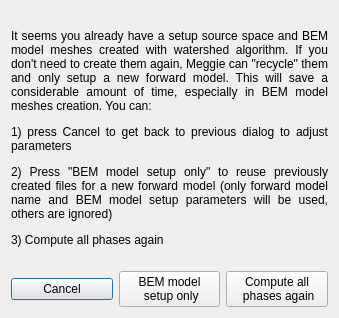
cibr-jyu/meggie, file meggie/ui/qt4Designer_ui_files/forwardModelSkipDialog.ui: the form before one commit.
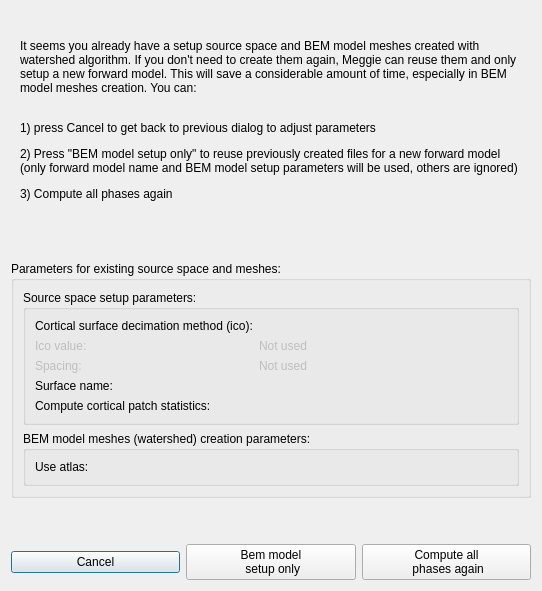
The form after the commit.

What changed in the file:
```diff
--- a/meggie/ui/qt4Designer_ui_files/forwardModelSkipDialog.ui
+++ b/meggie/ui/qt4Designer_ui_files/forwardModelSkipDialog.ui
@@ -6,55 +6,251 @@
    <rect>
     <x>0</x>
     <y>0</y>
-    <width>339</width>
-    <height>318</height>
+    <width>542</width>
+    <height>591</height>
    </rect>
   </property>
   <property name="windowTitle">
    <string>Reuse existing files?</string>
   </property>
-  <layout class="QGridLayout" name="gridLayout">
-   <item row="0" column="0">
-    <layout class="QVBoxLayout" name="verticalLayout">
+  <layout class="QFormLayout" name="formLayout">
+   <item row="1" column="0">
+    <spacer name="verticalSpacer_2">
+     <property name="orientation">
+      <enum>Qt::Vertical</enum>
+     </property>
+     <property name="sizeType">
+      <enum>QSizePolicy::MinimumExpanding</enum>
+     </property>
+     <property name="sizeHint" stdset="0">
+      <size>
+       <width>20</width>
+       <height>20</height>
+      </size>
+     </property>
+    </spacer>
+   </item>
+   <item row="3" column="0">
+    <spacer name="verticalSpacer">
+     <property name="orientation">
+      <enum>Qt::Vertical</enum>
+     </property>
+     <property name="sizeHint" stdset="0">
+      <size>
+       <width>20</width>
+       <height>40</height>
+      </size>
+     </property>
+    </spacer>
+   </item>
+   <item row="0" column="0" colspan="2">
+    <widget class="QFrame" name="frame">
+     <property name="minimumSize">
+      <size>
+       <width>200</width>
+       <height>200</height>
+      </size>
+     </property>
+     <property name="frameShape">
+      <enum>QFrame::NoFrame</enum>
+     </property>
+     <property name="frameShadow">
+      <enum>QFrame::Raised</enum>
+     </property>
+     <layout class="QGridLayout" name="gridLayout_4">
+      <item row="0" column="0">
+       <widget class="QLabel" name="labelQuestion">
+        <property name="minimumSize">
+         <size>
+          <width>200</width>
+          <height>200</height>
+         </size>
+        </property>
+        <property name="text">
+         <string>&lt;html&gt;&lt;head/&gt;&lt;body&gt;&lt;p&gt;It seems you already have a setup source space and BEM model meshes created with watershed algorithm. If you don't need to create them again, Meggie can reuse them and only setup a new forward model. This will save a considerable amount of time, especially in BEM model meshes creation. You can:&lt;br/&gt;&lt;/p&gt;&lt;p&gt;1) press Cancel to get back to previous dialog to adjust parameters&lt;/p&gt;&lt;p&gt;2) Press &amp;quot;BEM model setup only&amp;quot; to reuse previously created files for a new forward model (only forward model name and BEM model setup parameters will be used, others are ignored)&lt;/p&gt;&lt;p&gt;3) Compute all phases again&lt;/p&gt;&lt;/body&gt;&lt;/html&gt;</string>
+        </property>
+        <property name="wordWrap">
+         <bool>true</bool>
+        </property>
+       </widget>
+      </item>
+     </layout>
+    </widget>
+   </item>
+   <item row="2" column="0" colspan="2">
+    <widget class="QGroupBox" name="groupBox">
+     <property name="sizePolicy">
+      <sizepolicy hsizetype="Preferred" vsizetype="Fixed">
+       <horstretch>0</horstretch>
+       <verstretch>0</verstretch>
+      </sizepolicy>
+     </property>
+     <property name="title">
+      <string>Parameters for existing source space and meshes:</string>
+     </property>
+     <layout class="QGridLayout" name="gridLayout">
+      <item row="0" column="0">
+       <widget class="QGroupBox" name="groupBoxSourceSpaceSetup">
+        <property name="sizePolicy">
+         <sizepolicy hsizetype="Preferred" vsizetype="Fixed">
+          <horstretch>0</horstretch>
+          <verstretch>0</verstretch>
+         </sizepolicy>
+        </property>
+        <property name="minimumSize">
+         <size>
+          <width>0</width>
+          <height>0</height>
+         </size>
+        </property>
+        <property name="title">
+         <string>Source space setup parameters:</string>
+        </property>
+        <layout class="QGridLayout" name="gridLayout_3">
+         <item row="0" column="0">
+          <widget class="QLabel" name="labelIco">
+           <property name="text">
+            <string>Cortical surface decimation method (ico):</string>
+           </property>
+           <property name="buddy">
+            <cstring></cstring>
+           </property>
+          </widget>
+         </item>
+         <item row="1" column="0">
+          <widget class="QLabel" name="labelIcoValue">
+           <property name="enabled">
+            <bool>false</bool>
+           </property>
+           <property name="text">
+            <string>Ico value:</string>
+           </property>
+          </widget>
+         </item>
+         <item row="6" column="0">
+          <widget class="QLabel" name="labelCPS">
+           <property name="text">
+            <string>Compute cortical patch statistics:</string>
+           </property>
+          </widget>
+         </item>
+         <item row="2" column="0">
+          <widget class="QLabel" name="labelSpacing">
+           <property name="enabled">
+            <bool>false</bool>
+           </property>
+           <property name="text">
+            <string>Spacing:</string>
+           </property>
+          </widget>
+         </item>
+         <item row="4" column="0">
+          <widget class="QLabel" name="labelSurfaceName">
+           <property name="text">
+            <string>Surface name:</string>
+           </property>
+          </widget>
+         </item>
+         <item row="0" column="1" colspan="2">
+          <widget class="QLabel" name="labelDecimMethod">
+           <property name="text">
+            <string/>
+           </property>
+          </widget>
+         </item>
+         <item row="4" column="1" colspan="2">
+          <widget class="QLabel" name="labelSurfaceName_2">
+           <property name="text">
+            <string/>
+           </property>
+          </widget>
+         </item>
+         <item row="6" column="1" colspan="2">
+          <widget class="QLabel" name="labelComputePatchStats">
+           <property name="text">
+            <string/>
+           </property>
+          </widget>
+         </item>
+         <item row="1" column="1">
+          <widget class="QLabel" name="labelIcoValue_2">
+           <property name="enabled">
+            <bool>false</bool>
+           </property>
+           <property name="text">
+            <string>Not used</string>
+           </property>
+          </widget>
+         </item>
+         <item row="2" column="1">
+          <widget class="QLabel" name="labelSpacing_2">
+           <property name="enabled">
+            <bool>false</bool>
+           </property>
+           <property name="text">
+            <string>Not used</string>
+           </property>
+          </widget>
+         </item>
+        </layout>
+       </widget>
+      </item>
+      <item row="1" column="0">
+       <widget class="QGroupBox" name="groupBoxBemModelMeshes">
+        <property name="sizePolicy">
+         <sizepolicy hsizetype="Preferred" vsizetype="Fixed">
+          <horstretch>0</horstretch>
+          <verstretch>0</verstretch>
+         </sizepolicy>
+        </property>
+        <property name="title">
+         <string>BEM model meshes (watershed) creation parameters:</string>
+        </property>
+        <layout class="QGridLayout" name="gridLayout_2">
+         <item row="0" column="0">
+          <widget class="QLabel" name="labelUseAtlas">
+           <property name="text">
+            <string>Use atlas:</string>
+           </property>
+          </widget>
+         </item>
+         <item row="0" column="1">
+          <widget class="QLabel" name="labelUseAtlas_2">
+           <property name="text">
+            <string/>
+           </property>
+          </widget>
+         </item>
+        </layout>
+       </widget>
+      </item>
+     </layout>
+    </widget>
+   </item>
+   <item row="4" column="0" colspan="2">
+    <layout class="QHBoxLayout" name="horizontalLayout">
      <item>
-      <widget class="QLabel" name="label">
+      <widget class="QPushButton" name="pushButtonCancel">
        <property name="text">
-        <string>&lt;html&gt;&lt;head/&gt;&lt;body&gt;&lt;p align=&quot;justify&quot;&gt;It seems you already have a setup source space and BEM model meshes created with watershed algorithm. If you don't need to create them again, Meggie can &amp;quot;recycle&amp;quot; them and only setup a new forward model. This will save a considerable amount of time, especially in BEM model meshes creation. You can: &lt;/p&gt;&lt;p align=&quot;justify&quot;&gt;1) press Cancel to get back to previous dialog to adjust parameters &lt;/p&gt;&lt;p align=&quot;justify&quot;&gt;2) Press &amp;quot;BEM model setup only&amp;quot; to reuse previously created files for a new forward model (only forward model name and BEM model setup parameters will be used, others are ignored) &lt;/p&gt;&lt;p align=&quot;justify&quot;&gt;3) Compute all phases again&lt;/p&gt;&lt;/body&gt;&lt;/html&gt;</string>
-       </property>
-       <property name="alignment">
-        <set>Qt::AlignCenter</set>
-       </property>
-       <property name="wordWrap">
-        <bool>true</bool>
+        <string>Cancel</string>
        </property>
       </widget>
      </item>
      <item>
-      <layout class="QHBoxLayout" name="horizontalLayout">
-       <item>
-        <widget class="QPushButton" name="pushButtonCancel">
-         <property name="text">
-          <string>Cancel</string>
-         </property>
-        </widget>
-       </item>
-       <item>
-        <widget class="QPushButton" name="pushButtonSkip">
-         <property name="text">
-          <string>BEM model 
+      <widget class="QPushButton" name="pushButtonBemOnly">
+       <property name="text">
+        <string>Bem model 
  setup only</string>
-         </property>
-        </widget>
-       </item>
-       <item>
-        <widget class="QPushButton" name="pushButtonComputeAll">
-         <property name="text">
-          <string>Compute all 
+       </property>
+      </widget>
+     </item>
+     <item>
+      <widget class="QPushButton" name="pushButtonComputeAll">
+       <property name="text">
+        <string>Compute all 
  phases again</string>
-         </property>
-        </widget>
-       </item>
-      </layout>
+       </property>
+      </widget>
      </item>
     </layout>
    </item>
```
Left out of the diff: 4 changed lines with no effect on the pictures.
